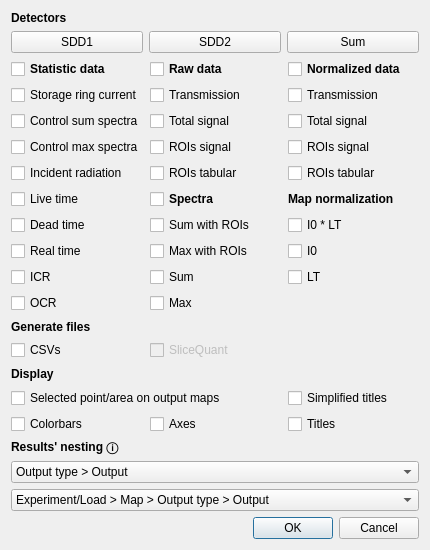
The window that analyse.ui (pfilipl/PolyX-XRF-Data-Analyser) describes before a commit, drawn with Qt 5.
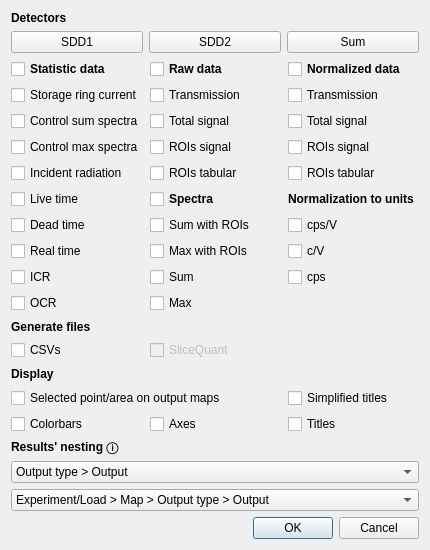
The same window after the commit.

Commit message: Normalization units and normalization for SDDSum correction

```diff
--- a/analyse.ui
+++ b/analyse.ui
@@ -193,7 +193,7 @@
      <item row="7" column="2">
       <widget class="QCheckBox" name="checkBox_NormTypeI0">
        <property name="text">
-        <string>I0</string>
+        <string>c/V</string>
        </property>
       </widget>
      </item>
@@ -220,7 +220,7 @@
      <item row="8" column="2">
       <widget class="QCheckBox" name="checkBox_NormTypeLT">
        <property name="text">
-        <string>LT</string>
+        <string>cps</string>
        </property>
       </widget>
      </item>
@@ -376,7 +376,7 @@
      <item row="6" column="2">
       <widget class="QCheckBox" name="checkBox_NormTypeI0LT">
        <property name="text">
-        <string>I0 * LT</string>
+        <string>cps/V</string>
        </property>
       </widget>
      </item>
@@ -456,7 +456,7 @@
         </font>
        </property>
        <property name="text">
-        <string>Map normalization</string>
+        <string>Normalization to units</string>
        </property>
       </widget>
      </item>
```
The commit also changes 5 other files.
